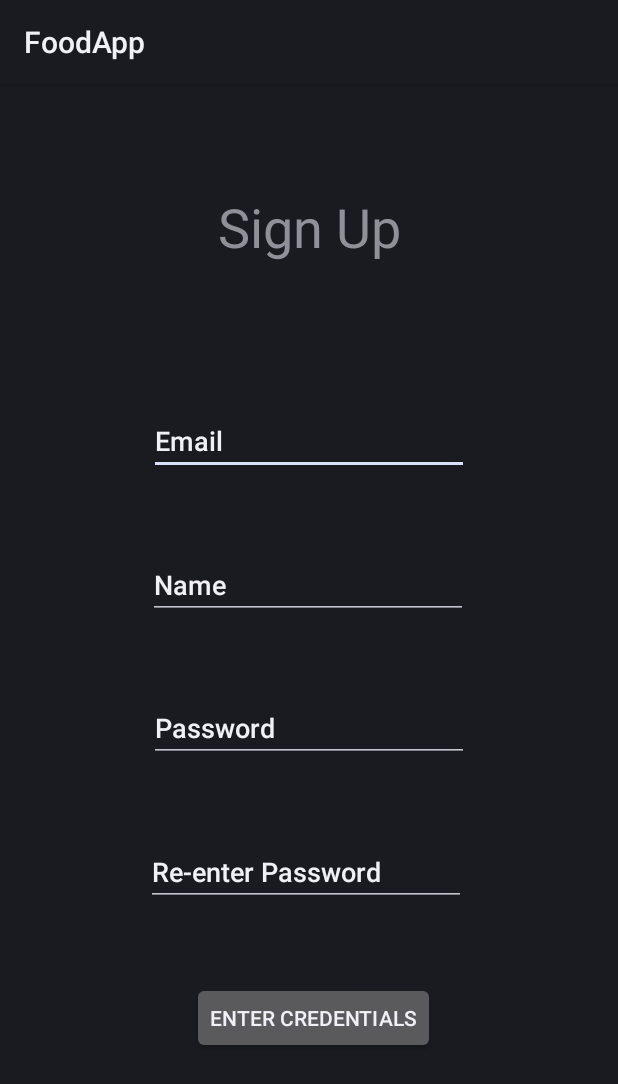
After one commit to Chadderz/FoodApp, an Android app: the layout activity_signup.xml on its own in the app's theme, with its tools: preview values and no code run, on a phone screen of 412 x 824 dp. The commit adds this screen. Shown: the top 1084 px of the screen. Run offline under Robolectric (Android 15) with nearby library versions, the phone set to English and light mode, and no system bars.

Commit message:
Added UI elements to start implementing user signin with own credentials and without Facebook as Facebook caused glitch I could not fix which would cause the app to crash.

```diff
--- a/app/build.gradle
+++ b/app/build.gradle
@@ -41,6 +41,7 @@ dependencies {
     implementation 'androidx.navigation:navigation-ui:2.2.2'
     implementation 'androidx.lifecycle:lifecycle-livedata-ktx:2.2.0'
     implementation 'androidx.lifecycle:lifecycle-viewmodel-ktx:2.2.0'
+    implementation 'androidx.annotation:annotation:1.1.0'
     testImplementation 'junit:junit:4.+'
     androidTestImplementation 'androidx.test.ext:junit:1.1.2'
     androidTestImplementation 'androidx.test.espresso:espresso-core:3.3.0'
--- a/app/src/main/AndroidManifest.xml
+++ b/app/src/main/AndroidManifest.xml
@@ -11,7 +11,11 @@
         android:roundIcon="@mipmap/ic_launcher_round"
         android:supportsRtl="true"
         android:theme="@style/Theme.FoodApp">
-        <activity android:name=".FoodFeed"></activity>
+        <activity android:name=".SignupActivity"></activity>
+        <activity
+            android:name=".ui.login.LoginActivity"
+            android:label="@string/title_activity_login" />
+        <activity android:name=".FoodFeed" />
         <activity android:name=".CreatePost" />
         <activity android:name=".MainActivity">
             <intent-filter>
--- /dev/null
+++ b/app/src/main/res/layout/activity_signup.xml
@@ -0,0 +1,104 @@
+<?xml version="1.0" encoding="utf-8"?>
+<androidx.constraintlayout.widget.ConstraintLayout xmlns:android="http://schemas.android.com/apk/res/android"
+    xmlns:app="http://schemas.android.com/apk/res-auto"
+    xmlns:tools="http://schemas.android.com/tools"
+    android:layout_width="match_parent"
+    android:layout_height="match_parent"
+    tools:context=".SignupActivity">
+
+    <EditText
+        android:id="@+id/email"
+        android:layout_width="wrap_content"
+        android:layout_height="wrap_content"
+        android:layout_marginStart="101dp"
+        android:layout_marginTop="70dp"
+        android:layout_marginEnd="101dp"
+        android:layout_marginBottom="37dp"
+        android:ems="10"
+        android:inputType="textPersonName"
+        android:text="Email"
+        app:layout_constraintBottom_toTopOf="@+id/name"
+        app:layout_constraintEnd_toEndOf="parent"
+        app:layout_constraintStart_toStartOf="parent"
+        app:layout_constraintTop_toBottomOf="@+id/signuptext" />
+
+    <EditText
+        android:id="@+id/name"
+        android:layout_width="wrap_content"
+        android:layout_height="wrap_content"
+        android:layout_marginStart="100dp"
+        android:layout_marginTop="2dp"
+        android:layout_marginEnd="101dp"
+        android:layout_marginBottom="37dp"
+        android:ems="10"
+        android:inputType="textPersonName"
+        android:text="Name"
+        app:layout_constraintBottom_toTopOf="@+id/password"
+        app:layout_constraintEnd_toEndOf="parent"
+        app:layout_constraintStart_toStartOf="parent"
+        app:layout_constraintTop_toBottomOf="@+id/email" />
+
+    <EditText
+        android:id="@+id/password"
+        android:layout_width="wrap_content"
+        android:layout_height="wrap_content"
+        android:layout_marginStart="101dp"
+        android:layout_marginTop="2dp"
+        android:layout_marginEnd="101dp"
+        android:layout_marginBottom="37dp"
+        android:ems="10"
+        android:inputType="textPersonName"
+        android:text="Password"
+        app:layout_constraintBottom_toTopOf="@+id/reenterpassword"
+        app:layout_constraintEnd_toEndOf="parent"
+        app:layout_constraintStart_toStartOf="parent"
+        app:layout_constraintTop_toBottomOf="@+id/name" />
+
+    <EditText
+        android:id="@+id/reenterpassword"
+        android:layout_width="wrap_content"
+        android:layout_height="wrap_content"
+        android:layout_marginStart="101dp"
+        android:layout_marginTop="2dp"
+        android:layout_marginEnd="101dp"
+        android:layout_marginBottom="38dp"
+        android:ems="10"
+        android:inputType="textPersonName"
+        android:text="Re-enter Password"
+        app:layout_constraintBottom_toTopOf="@+id/enter"
+        app:layout_constraintEnd_toEndOf="parent"
+        app:layout_constraintHorizontal_bias="1.0"
+        app:layout_constraintStart_toStartOf="parent"
+        app:layout_constraintTop_toBottomOf="@+id/password" />
+
+    <TextView
+        android:id="@+id/signuptext"
+        android:layout_width="wrap_content"
+        android:layout_height="wrap_content"
+        android:layout_marginStart="181dp"
+        android:layout_marginTop="59dp"
+        android:layout_marginEnd="182dp"
+        android:layout_marginBottom="15dp"
+        android:text="Sign Up"
+        android:textSize="36sp"
+        app:layout_constraintBottom_toTopOf="@+id/email"
+        app:layout_constraintEnd_toEndOf="parent"
+        app:layout_constraintHorizontal_bias="0.493"
+        app:layout_constraintStart_toStartOf="parent"
+        app:layout_constraintTop_toTopOf="parent" />
+
+    <Button
+        android:id="@+id/enter"
+        android:layout_width="wrap_content"
+        android:layout_height="wrap_content"
+        android:layout_marginStart="101dp"
+        android:layout_marginTop="2dp"
+        android:layout_marginEnd="122dp"
+        android:layout_marginBottom="110dp"
+        android:text="Enter Credentials"
+        app:layout_constraintBottom_toBottomOf="parent"
+        app:layout_constraintEnd_toEndOf="parent"
+        app:layout_constraintHorizontal_bias="1.0"
+        app:layout_constraintStart_toStartOf="parent"
+        app:layout_constraintTop_toBottomOf="@+id/reenterpassword" />
+</androidx.constraintlayout.widget.ConstraintLayout>
```
Also changed, not shown: app/src/main/java/com/example/foodapp/MainActivity.java (+143 -110 lines), app/src/main/java/com/example/foodapp/SignupActivity.java (added, +40 -0 lines), app/src/main/res/layout/activity_main.xml (+56 -30 lines), app/src/main/res/values/strings.xml (+9 -0 lines).
